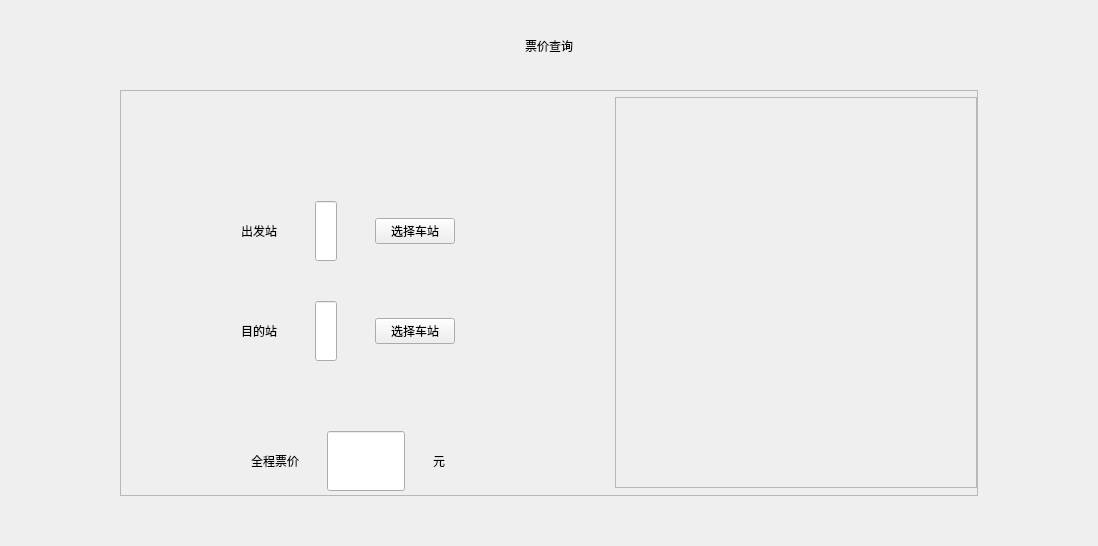
Qt form info/TicketPriceWidget.ui (EllieYY/ism) before a commit.
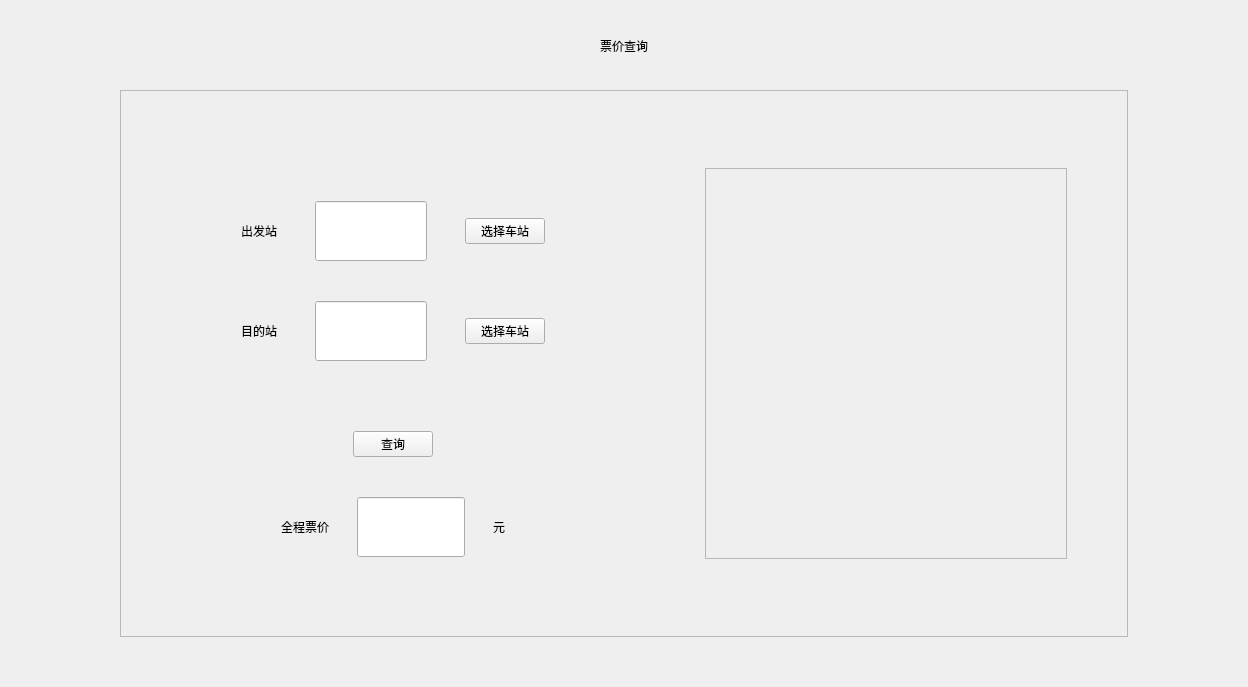
The same form after that commit.

What changed in the file:
```diff
--- a/info/TicketPriceWidget.ui
+++ b/info/TicketPriceWidget.ui
@@ -6,8 +6,8 @@
    <rect>
     <x>0</x>
     <y>0</y>
-    <width>1040</width>
-    <height>546</height>
+    <width>1248</width>
+    <height>687</height>
    </rect>
   </property>
   <property name="windowTitle">
@@ -128,7 +128,7 @@
           </spacer>
          </item>
          <item>
-          <layout class="QVBoxLayout" name="verticalLayout" stretch="0,0,0,0,1">
+          <layout class="QVBoxLayout" name="verticalLayout" stretch="0,0,0,0,0,0,1">
            <item>
             <spacer name="verticalSpacer_3">
              <property name="orientation">
@@ -225,6 +225,56 @@
              </property>
             </spacer>
            </item>
+           <item>
+            <layout class="QHBoxLayout" name="horizontalLayout_5">
+             <item>
+              <spacer name="horizontalSpacer_8">
+               <property name="orientation">
+                <enum>Qt::Horizontal</enum>
+               </property>
+               <property name="sizeHint" stdset="0">
+                <size>
+                 <width>40</width>
+                 <height>20</height>
+                </size>
+               </property>
+              </spacer>
+             </item>
+             <item>
+              <widget class="QPushButton" name="priceCalBtn">
+               <property name="text">
+                <string>查询</string>
+               </property>
+              </widget>
+             </item>
+             <item>
+              <spacer name="horizontalSpacer_9">
+               <property name="orientation">
+                <enum>Qt::Horizontal</enum>
+               </property>
+               <property name="sizeHint" stdset="0">
+                <size>
+                 <width>40</width>
+                 <height>20</height>
+                </size>
+               </property>
+              </spacer>
+             </item>
+            </layout>
+           </item>
+           <item>
+            <spacer name="verticalSpacer_7">
+             <property name="orientation">
+              <enum>Qt::Vertical</enum>
+             </property>
+             <property name="sizeHint" stdset="0">
+              <size>
+               <width>20</width>
+               <height>40</height>
+              </size>
+             </property>
+            </spacer>
+           </item>
            <item>
             <layout class="QHBoxLayout" name="horizontalLayout_2">
              <property name="spacing">
@@ -263,7 +313,7 @@
                </property>
                <property name="maximumSize">
                 <size>
-                 <width>16777215</width>
+                 <width>120</width>
                  <height>60</height>
                 </size>
                </property>
```
